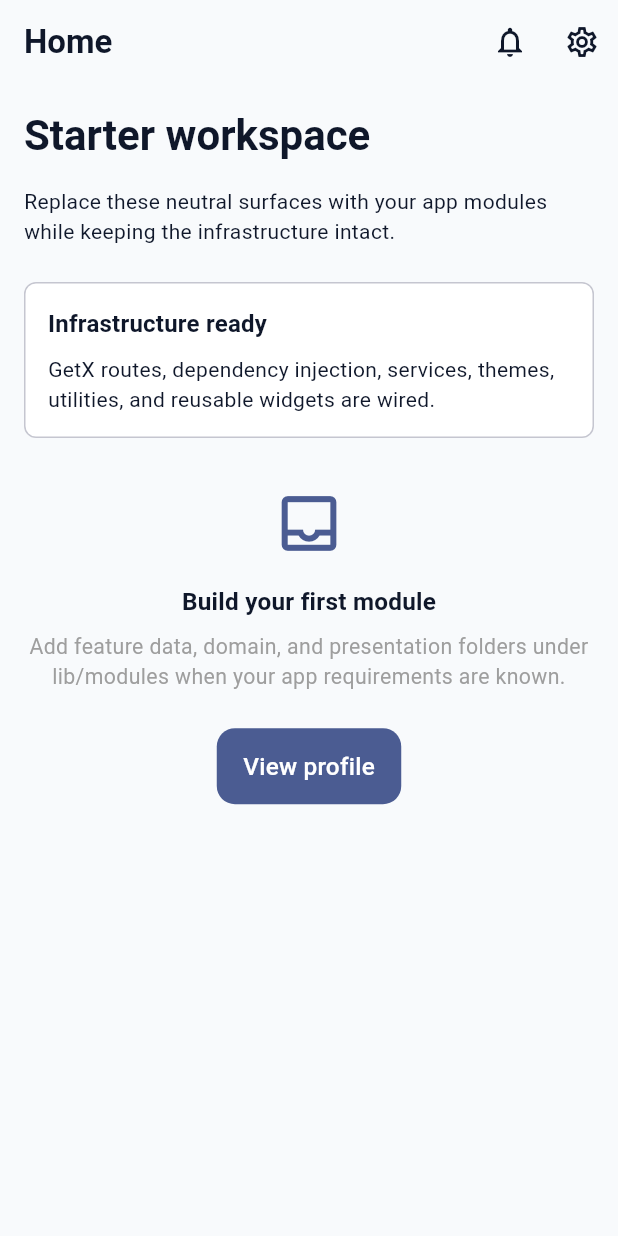
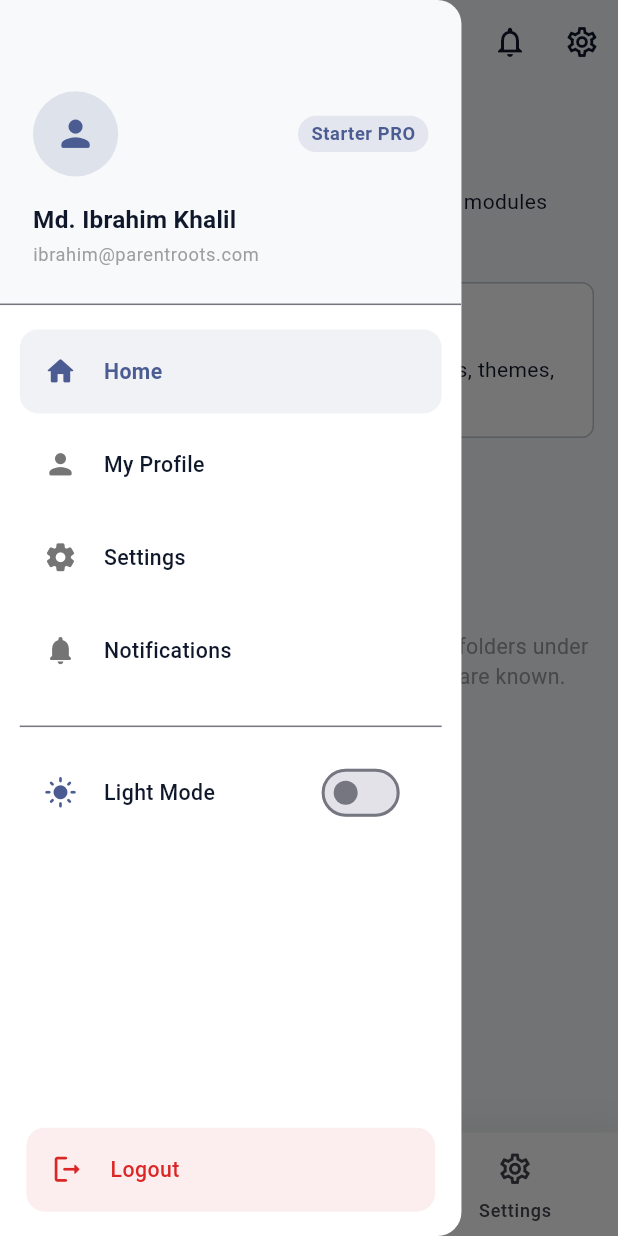
Before and after one commit to parentroots/getx, a Flutter app: the HomeScreen screen opened by its route, with the side drawer open (before the commit the screen has no drawer), on a phone screen of 412 x 824 dp. Run offline on Flutter 3.47's test engine with Material 3 defaults, Android fonts, the phone set to English and light mode, and no system bars; our stand-ins replace cached_network_image, connectivity_plus, dio, file_picker, firebase_core, firebase_messaging and 10 more; accounts and stored records are empty; network calls fail.

Commit message:
Refectoring the template

```diff
--- a/lib/app.dart
+++ b/lib/app.dart
@@ -13,6 +13,7 @@ class StarterApp extends StatelessWidget {
 
   @override
   Widget build(BuildContext context) {
+    Get.put<AppConfig>(config, permanent: true);
     return ScreenUtilInit(
       designSize: const Size(375, 812), // Premium baseline layout design size
       minTextAdapt: true,
--- a/lib/component/app_app_bar.dart
+++ b/lib/component/app_app_bar.dart
@@ -1,22 +1,30 @@
 import 'package:flutter/material.dart';
+import 'package:getx_template/component/layout/app_text.dart';
 
 class AppTopBar extends StatelessWidget implements PreferredSizeWidget {
   const AppTopBar({
     super.key,
     required this.title,
+    this.leading,
     this.actions,
     this.showBack = true,
   });
 
   final String title;
+  final Widget? leading;
   final List<Widget>? actions;
   final bool showBack;
 
   @override
   Widget build(BuildContext context) {
     return AppBar(
+      leading: leading,
       automaticallyImplyLeading: showBack,
-      title: Text(title),
+      title: AppText(
+        title,
+        variant: TextVariant.title,
+        weight: TextWeight.bold,
+      ),
       actions: actions,
     );
   }
--- /dev/null
+++ b/lib/component/layout/app_bottom_nav_bar.dart
@@ -0,0 +1,85 @@
+import 'package:flutter/material.dart';
+import 'package:flutter_screenutil/flutter_screenutil.dart';
+import 'package:get/get.dart';
+import 'package:getx_template/core/routing/app_routes.dart';
+
+class AppBottomNavBar extends StatelessWidget {
+  const AppBottomNavBar({super.key});
+
+  int _getCurrentIndex() {
+    final route = Get.currentRoute;
+    if (route == AppRoutes.profile || route == AppRoutes.editProfile) {
+      return 1;
+    } else if (route == AppRoutes.settings) {
+      return 2;
+    }
+    return 0; // Default to Home
+  }
+
+  void _onTabSelected(int index) {
+    if (index == _getCurrentIndex()) return;
+
+    String targetRoute;
+    switch (index) {
+      case 1:
+        targetRoute = AppRoutes.profile;
+        break;
+      case 2:
+        targetRoute = AppRoutes.settings;
+        break;
+      case 0:
+      default:
+        targetRoute = AppRoutes.home;
+        break;
+    }
+
+    // Modern route transitions, clearing previous navigation logs
+    Get.offAllNamed(targetRoute);
+  }
+
+  @override
+  Widget build(BuildContext context) {
+    final theme = Theme.of(context);
+    final selectedIndex = _getCurrentIndex();
+
+    return Container(
+      decoration: BoxDecoration(
+        boxShadow: [
+          BoxShadow(
+            color: Colors.black.withOpacity(0.06),
+            blurRadius: 16.r,
+            offset: Offset(0, -4.h),
+          ),
+        ],
+      ),
+      child: NavigationBar(
+        selectedIndex: selectedIndex,
+        onDestinationSelected: _onTabSelected,
+        elevation: 0,
+        backgroundColor: theme.brightness == Brightness.dark
+            ? theme.colorScheme.surface
+            : Colors.white,
+        indicatorColor: theme.primaryColor.withOpacity(0.12),
+        height: 68.h,
+        labelBehavior: NavigationDestinationLabelBehavior.alwaysShow,
+        destinations: [
+          NavigationDestination(
+            icon: Icon(Icons.home_outlined, size: 24.r),
+            selectedIcon: Icon(Icons.home_rounded, size: 24.r, color: theme.primaryColor),
+            label: 'Home',
+          ),
+          NavigationDestination(
+            icon: Icon(Icons.person_outline_rounded, size: 24.r),
+            selectedIcon: Icon(Icons.person_rounded, size: 24.r, color: theme.primaryColor),
+            label: 'Profile',
+          ),
+          NavigationDestination(
+            icon: Icon(Icons.settings_outlined, size: 24.r),
+            selectedIcon: Icon(Icons.settings_rounded, size: 24.r, color: theme.primaryColor),
+            label: 'Settings',
+          ),
+        ],
+      ),
+    );
+  }
+}
--- /dev/null
+++ b/lib/component/layout/app_drawer.dart
@@ -0,0 +1,261 @@
+import 'package:flutter/material.dart';
+import 'package:flutter_screenutil/flutter_screenutil.dart';
+import 'package:get/get.dart';
+import 'package:getx_template/component/layout/app_text.dart';
+import 'package:getx_template/core/routing/app_routes.dart';
+
+class AppDrawer extends StatelessWidget {
+  const AppDrawer({super.key});
+
+  void _navigateTo(String route) {
+    // If we're already on that route, just close the drawer
+    if (Get.currentRoute == route) {
+      Get.back();
+      return;
+    }
+    // Close drawer and navigate
+    Get.back();
+    Get.offAllNamed(route);
+  }
+
+  void _showLogoutDialog(BuildContext context) {
+    final theme = Theme.of(context);
+    Get.back(); // Close drawer first
+
+    showDialog(
+      context: context,
+      builder: (context) => AlertDialog(
+        shape: RoundedRectangleBorder(borderRadius: BorderRadius.circular(16.r)),
+        title: AppText(
+          'Logout',
+          variant: TextVariant.title,
+          weight: TextWeight.bold,
+        ),
+        content: AppText(
+          'Are you sure you want to log out of your account?',
+          variant: TextVariant.body,
+        ),
+        actions: [
+          TextButton(
+            onPressed: () => Navigator.pop(context),
+            child: AppText(
+              'Cancel',
+              variant: TextVariant.body,
+              color: Colors.grey,
+            ),
+          ),
+          ElevatedButton(
+            onPressed: () {
+              Navigator.pop(context);
+              // Clean navigation stack and head to welcome/login screen
+              Get.offAllNamed(AppRoutes.authWelcome);
+            },
+            style: ElevatedButton.styleFrom(
+              backgroundColor: theme.colorScheme.error,
+              foregroundColor: Colors.white,
+              shape: RoundedRectangleBorder(borderRadius: BorderRadius.circular(8.r)),
+            ),
+            child: AppText(
+              'Logout',
+              variant: TextVariant.body,
+              color: Colors.white,
+              weight: TextWeight.bold,
+            ),
+          ),
+        ],
+      ),
+    );
+  }
+
+  @override
+  Widget build(BuildContext context) {
+    final theme = Theme.of(context);
+    final isDark = theme.brightness == Brightness.dark;
+
+    return Drawer(
+      backgroundColor: theme.brightness == Brightness.dark
+          ? theme.colorScheme.surface
+          : Colors.white,
+      elevation: 0,
+      width: 280.w,
+      child: Column(
+        children: [
+          // Header - Premium User Profile Card
+          _buildProfileHeader(context, isDark),
+
+          // Drawer Body - Scrolling Menu List
+          Expanded(
+            child: ListView(
+              padding: EdgeInsets.symmetric(horizontal: 12.w, vertical: 16.h),
+              children: [
+                _buildMenuItem(
+                  context: context,
+                  icon: Icons.home_rounded,
+                  label: 'Home',
+                  route: AppRoutes.home,
+                ),
+                _buildMenuItem(
+                  context: context,
+                  icon: Icons.person_rounded,
+                  label: 'My Profile',
+                  route: AppRoutes.profile,
+                ),
+                _buildMenuItem(
+                  context: context,
+                  icon: Icons.settings_rounded,
+                  label: 'Settings',
+                  route: AppRoutes.settings,
+                ),
+                _buildMenuItem(
+                  context: context,
+                  icon: Icons.notifications_rounded,
+                  label: 'Notifications',
+                  route: AppRoutes.notifications,
+                ),
+                Divider(height: 32.h, thickness: 1.r, color: theme.dividerColor),
+
+                // Theme Toggle Tile
+                _buildThemeToggle(context, isDark),
+              ],
+            ),
+          ),
+
+          // Drawer Footer - Logout
+          SafeArea(
+            top: false,
+            child: Padding(
+              padding: EdgeInsets.symmetric(horizontal: 16.w, vertical: 16.h),
+              child: ListTile(
+                onTap: () => _showLogoutDialog(context),
+                leading: Icon(
+                  Icons.logout_rounded,
+                  color: theme.colorScheme.error,
+                  size: 22.r,
+                ),
+                title: AppText(
+                  'Logout',
+                  variant: TextVariant.body,
+                  weight: TextWeight.medium,
+                  color: theme.colorScheme.error,
+                ),
+                shape: RoundedRectangleBorder(borderRadius: BorderRadius.circular(12.r)),
+                tileColor: theme.colorScheme.error.withOpacity(0.08),
+              ),
+            ),
+          ),
+        ],
+      ),
+    );
+  }
+
+  Widget _buildProfileHeader(BuildContext context, bool isDark) {
+    final theme = Theme.of(context);
+    return Container(
+      width: double.infinity,
+      padding: EdgeInsets.fromLTRB(20.w, 60.h, 20.w, 24.h),
+      decoration: BoxDecoration(
+        color: isDark ? Colors.grey.shade900 : theme.primaryColor.withOpacity(0.04),
+        border: Border(
+          bottom: BorderSide(color: theme.dividerColor, width: 1.r),
+        ),
+      ),
+      child: Column(
+        crossAxisAlignment: CrossAxisAlignment.start,
+        children: [
+          Row(
+            children: [
+              CircleAvatar(
+                radius: 28.r,
+                backgroundColor: theme.primaryColor.withOpacity(0.15),
+                child: Icon(Icons.person_rounded, size: 28.r, color: theme.primaryColor),
+              ),
+              const Spacer(),
+              Container(
+                padding: EdgeInsets.symmetric(horizontal: 8.w, vertical: 4.h),
+                decoration: BoxDecoration(
+                  color: theme.primaryColor.withOpacity(0.12),
+                  borderRadius: BorderRadius.circular(12.r),
+                ),
+                child: AppText(
+                  'Starter PRO',
+                  variant: TextVariant.caption,
+                  weight: TextWeight.bold,
+                  color: theme.primaryColor,
+                ),
+              ),
+            ],
+          ),
+          SizedBox(height: 16.h),
+          AppText(
+            'Md. Ibrahim Khalil',
+            variant: TextVariant.title,
+            weight: TextWeight.bold,
+          ),
+          SizedBox(height: 4.h),
+          AppText(
+            'ibrahim@parentroots.com',
+            variant: TextVariant.caption,
+            color: Colors.grey,
+          ),
+        ],
+      ),
+    );
+  }
+
+  Widget _buildMenuItem({
+    required BuildContext context,
+    required IconData icon,
+    required String label,
+    required String route,
+  }) {
+    final theme = Theme.of(context);
+    final isSelected = Get.currentRoute == route;
+
+    return Padding(
+      padding: EdgeInsets.only(bottom: 6.h),
+      child: ListTile(
+        onTap: () => _navigateTo(route),
+        leading: Icon(
+          icon,
+          color: isSelected ? theme.primaryColor : Colors.grey.shade600,
+          size: 22.r,
+        ),
+        title: AppText(
+          label,
+          variant: TextVariant.body,
+          weight: isSelected ? TextWeight.bold : TextWeight.medium,
+          color: isSelected ? theme.primaryColor : null,
+        ),
+        shape: RoundedRectangleBorder(borderRadius: BorderRadius.circular(12.r)),
+        selected: isSelected,
+        selectedTileColor: theme.primaryColor.withOpacity(0.08),
+        splashColor: theme.primaryColor.withOpacity(0.05),
+      ),
+    );
+  }
+
+  Widget _buildThemeToggle(BuildContext context, bool isDark) {
+    final theme = Theme.of(context);
+    return Padding(
+      padding: EdgeInsets.only(bottom: 6.h),
+      child: SwitchListTile(
+        value: isDark,
+        onChanged: (bool val) {
+          Get.changeThemeMode(val ? ThemeMode.dark : ThemeMode.light);
+        },
+        secondary: Icon(
+          isDark ? Icons.dark_mode_rounded : Icons.light_mode_rounded,
+          color: theme.primaryColor,
+          size: 22.r,
+        ),
+        title: AppText(
+          isDark ? 'Dark Mode' : 'Light Mode',
+          variant: TextVariant.body,
+          weight: TextWeight.medium,
+        ),
+        shape: RoundedRectangleBorder(borderRadius: BorderRadius.circular(12.r)),
+        activeColor: theme.primaryColor,
+      ),
+    );
+  }
+}
--- a/lib/component/layout/responsive_scaffold.dart
+++ b/lib/component/layout/responsive_scaffold.dart
@@ -9,6 +9,7 @@ class ResponsiveScaffold extends StatelessWidget {
     this.appBar,
     this.bottomNavigationBar,
     this.floatingActionButton,
+    this.drawer,
     this.safeArea = true,
     this.padding = const EdgeInsets.all(AppSpacing.md),
   });
@@ -17,6 +18,7 @@ class ResponsiveScaffold extends StatelessWidget {
   final PreferredSizeWidget? appBar;
   final Widget? bottomNavigationBar;
   final Widget? floatingActionButton;
+  final Widget? drawer;
   final bool safeArea;
   final EdgeInsetsGeometry padding;
 
@@ -33,6 +35,7 @@ class ResponsiveScaffold extends StatelessWidget {
 
     return Scaffold(
       appBar: appBar,
+      drawer: drawer,
       bottomNavigationBar: bottomNavigationBar,
       floatingActionButton: floatingActionButton,
       body: safeArea ? SafeArea(child: content) : content,
--- a/lib/features/home/screen/view/home_screen.dart
+++ b/lib/features/home/screen/view/home_screen.dart
@@ -2,21 +2,24 @@ import 'package:flutter/material.dart';
 import 'package:get/get.dart';
 import 'package:getx_template/component/app_app_bar.dart';
 import 'package:getx_template/component/app_card.dart';
+import 'package:getx_template/component/layout/app_bottom_nav_bar.dart';
+import 'package:getx_template/component/layout/app_drawer.dart';
 import 'package:getx_template/component/layout/responsive_scaffold.dart';
 import 'package:getx_template/component/states/empty_state_widget.dart';
 import 'package:getx_template/core/routing/app_routes.dart';
 import 'package:getx_template/core/theme/app_spacing.dart';
-import 'package:getx_template/features/home/screen/controller/home_controller.dart';
 
-class HomeScreen extends GetView<HomeController> {
+class HomeScreen extends StatelessWidget {
   const HomeScreen({super.key});
 
   @override
   Widget build(BuildContext context) {
     return ResponsiveScaffold(
+      drawer: const AppDrawer(),
+      bottomNavigationBar: const AppBottomNavBar(),
       appBar: AppTopBar(
         title: 'Home',
-        showBack: false,
+        showBack: true, // Automatically implies leading (hamburger icon) for the drawer
         actions: [
           IconButton(
             tooltip: 'Notifications',
--- a/lib/features/notifications/screen/view/notification_screen.dart
+++ b/lib/features/notifications/screen/view/notification_screen.dart
@@ -1,11 +1,9 @@
 import 'package:flutter/material.dart';
-import 'package:get/get.dart';
 import 'package:getx_template/component/app_app_bar.dart';
 import 'package:getx_template/component/layout/responsive_scaffold.dart';
 import 'package:getx_template/component/states/empty_state_widget.dart';
-import 'package:getx_template/features/notifications/screen/controller/notifications_controller.dart';
 
-class NotificationScreen extends GetView<NotificationsController> {
+class NotificationScreen extends StatelessWidget {
   const NotificationScreen({super.key});
 
   @override
--- a/lib/features/system/screen/view/error_screen.dart
+++ b/lib/features/system/screen/view/error_screen.dart
@@ -3,9 +3,8 @@ import 'package:get/get.dart';
 import 'package:getx_template/component/app_app_bar.dart';
 import 'package:getx_template/component/layout/responsive_scaffold.dart';
 import 'package:getx_template/component/states/error_state_widget.dart';
-import 'package:getx_template/features/system/screen/controller/system_controller.dart';
 
-class ErrorScreen extends GetView<SystemController> {
+class ErrorScreen extends StatelessWidget {
   const ErrorScreen({
     super.key,
     this.title = 'Something went wrong',
--- a/lib/features/system/screen/view/no_internet_screen.dart
+++ b/lib/features/system/screen/view/no_internet_screen.dart
@@ -5,11 +5,12 @@ import 'package:getx_template/component/layout/responsive_scaffold.dart';
 import 'package:getx_template/component/states/no_internet_widget.dart';
 import 'package:getx_template/features/system/screen/controller/system_controller.dart';
 
-class NoInternetScreen extends GetView<SystemController> {
+class NoInternetScreen extends StatelessWidget {
   const NoInternetScreen({super.key});
 
   @override
   Widget build(BuildContext context) {
+    final controller = Get.find<SystemController>();
     return ResponsiveScaffold(
       appBar: const AppTopBar(title: 'No internet'),
       body: NoInternetWidget(onRetry: controller.retryConnection),
```
Also changed, not shown: lib/features/auth/screen/view/forgot_password_screen.dart (+15 -7 lines), lib/features/auth/screen/view/login_screen.dart (+18 -8 lines), lib/features/auth/screen/view/otp_verification_screen.dart (+15 -7 lines), lib/features/auth/screen/view/register_screen.dart (+13 -7 lines), lib/features/onboarding/screen/view/onboarding_screen.dart (+20 -10 lines), lib/features/profile/screen/view/edit_profile_screen.dart (+7 -3 lines), lib/features/profile/screen/view/profile_screen.dart (+20 -12 lines), lib/features/settings/screen/view/settings_screen.dart (+29 -14 lines), lib/features/splash/screen/view/splash_screen.dart (+18 -12 lines).
